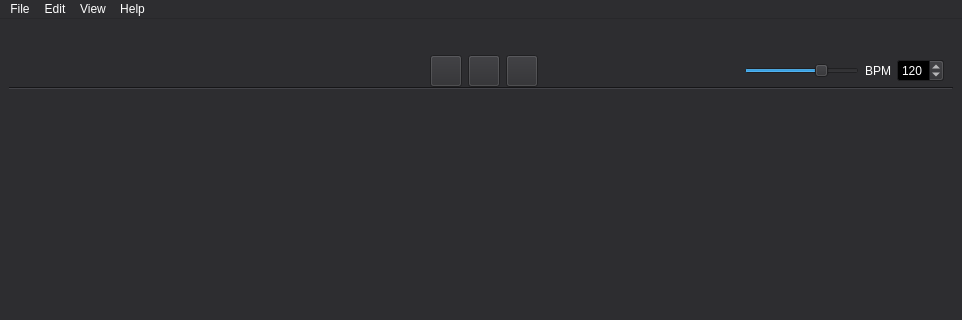
This is src/pgta_composer/forms/mainwindow.ui in PGTA/PGTAComposer as Qt 5 draws it before an edit; both pictures show x 0 to 962 and y 0 to 320 of the 962 by 609 pixel window. The edited form follows.
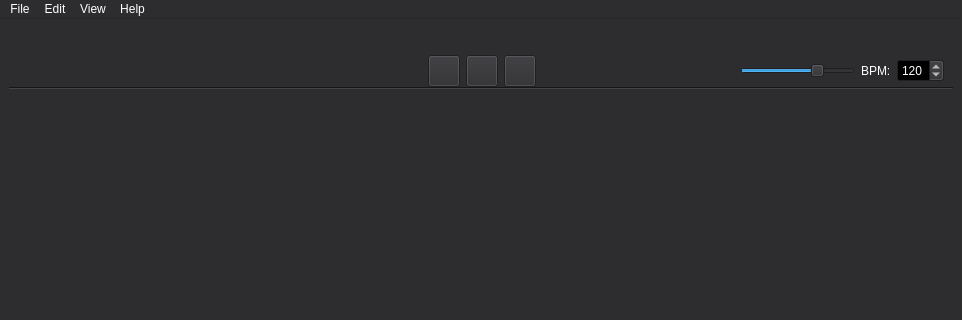
This is the edited form. Icons and pictures are not drawn.

```diff
--- a/src/pgta_composer/forms/mainwindow.ui
+++ b/src/pgta_composer/forms/mainwindow.ui
@@ -546,7 +546,7 @@
    </property>
    <property name="minimumSize">
     <size>
-     <width>636</width>
+     <width>650</width>
      <height>80</height>
     </size>
    </property>
@@ -781,7 +781,7 @@
            </size>
           </property>
           <property name="text">
-           <string>BPM</string>
+           <string>BPM:</string>
           </property>
          </widget>
         </item>
```
Left out of the diff: 9 changed lines with no effect on the pictures.
